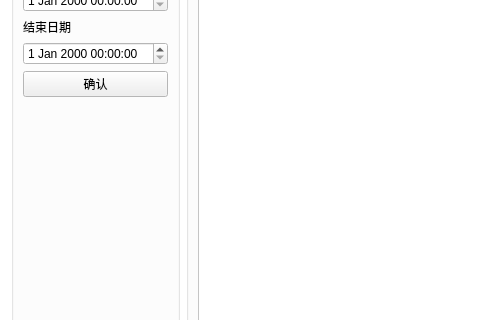
First picture: the form in historyview.ui, repository NevilleNoah/HikvisionCamera2, before the edit; both pictures show x 0 to 480 and y 115 to 435 of the 1080 by 680 pixel window.
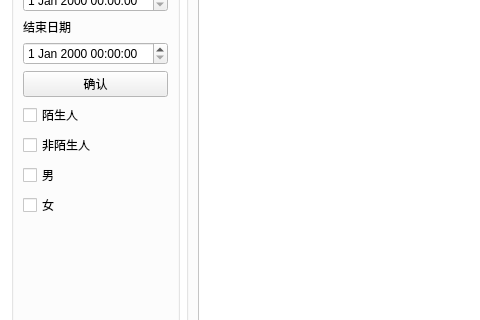
Second picture: the form after the edit.

Commit message: 相似度调整至配置文件中并修复陌生人相似度未覆盖的问题

The edit to the form file:
```diff
--- a/historyview.ui
+++ b/historyview.ui
@@ -137,6 +137,34 @@
             </property>
            </widget>
           </item>
+          <item>
+           <widget class="QCheckBox" name="chkStranger">
+            <property name="text">
+             <string>陌生人</string>
+            </property>
+           </widget>
+          </item>
+          <item>
+           <widget class="QCheckBox" name="chkNoStranger">
+            <property name="text">
+             <string>非陌生人</string>
+            </property>
+           </widget>
+          </item>
+          <item>
+           <widget class="QCheckBox" name="chkMale">
+            <property name="text">
+             <string>男</string>
+            </property>
+           </widget>
+          </item>
+          <item>
+           <widget class="QCheckBox" name="chkFemale">
+            <property name="text">
+             <string>女</string>
+            </property>
+           </widget>
+          </item>
           <item>
            <spacer name="verticalSpacer">
             <property name="orientation">
```
The commit also changes 6 other files.
